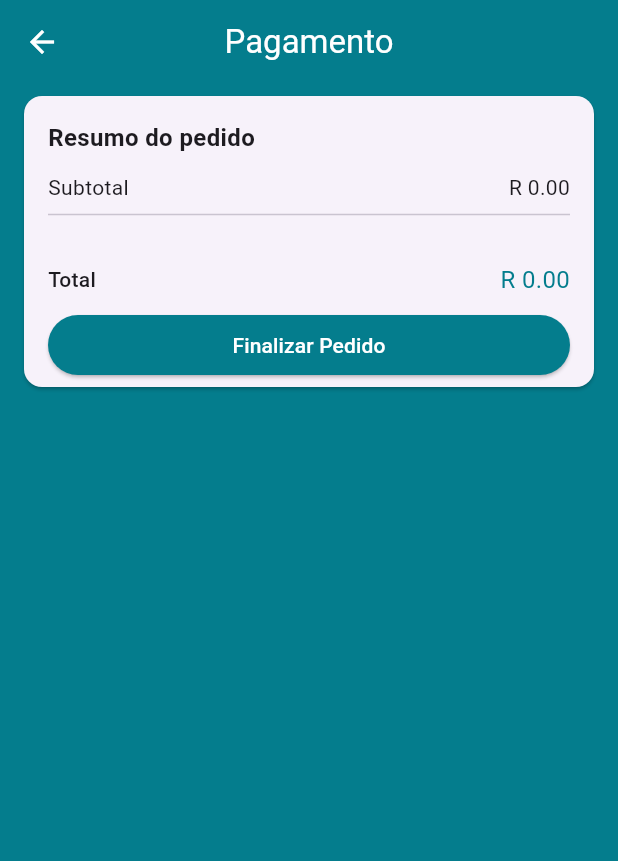
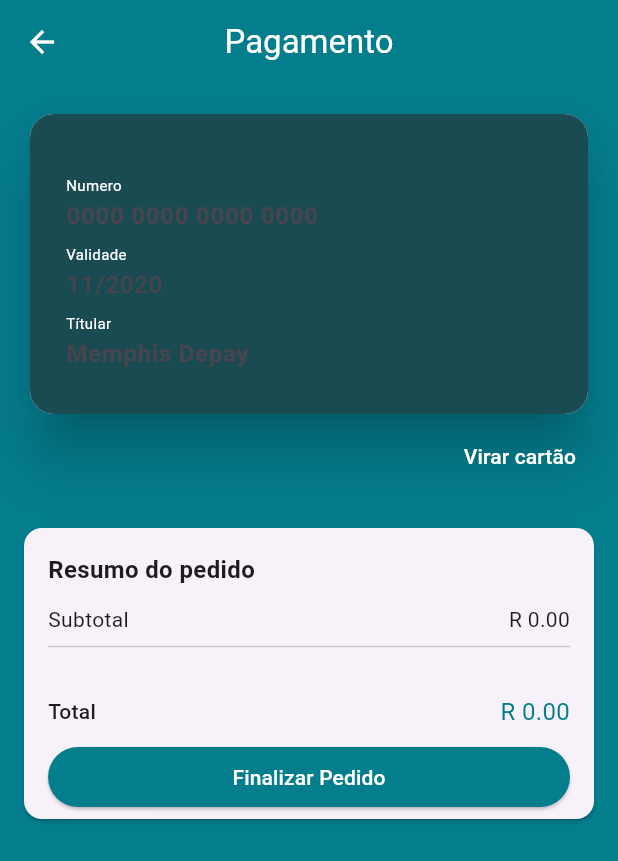
Before and after one commit to Luiz-fss/loja_virtual_completa, a Flutter app: the CheckoutScreen screen opened by its route, on a phone screen of 412 x 824 dp. Shown: the top 861 px of the screen. Run offline on Flutter 3.47's test engine with Material 3 defaults, Android fonts, the phone set to English and light mode, and no system bars; drawn by our look-alikes of flip_card; our stand-ins replace banner_carousel, brasil_fields, cloud_firestore, dio, firebase_auth, firebase_core and 8 more; missing offline and left inert: alphabet_list_scroll_view, credit_card_type_detector, saver_gallery; accounts and stored records are empty.

```diff
--- a/lib/screens/checkout/checkout_screen.dart
+++ b/lib/screens/checkout/checkout_screen.dart
@@ -3,12 +3,15 @@
 import 'package:flutter/material.dart';
 import 'package:loja_virtual_completa/models/cart_manager.dart';
 import 'package:loja_virtual_completa/models/checkout-manager.dart';
+import 'package:loja_virtual_completa/screens/checkout/components/credit_card_widget.dart';
 import 'package:provider/provider.dart';
 
 import '../../common/price_card.dart';
 
 class CheckoutScreen extends StatelessWidget {
-  const CheckoutScreen({super.key});
+   CheckoutScreen({super.key});
+
+  final GlobalKey<FormState> formKey = GlobalKey<FormState>();
 
   @override
   Widget build(BuildContext context) {
@@ -47,11 +50,15 @@ class CheckoutScreen extends StatelessWidget {
                 ),
               );
             }
-            return ListView(
+            return Form(
+              key: formKey,
+              child: ListView(
                 children: [
+                  CreditCardWidget(),
                   PriceCard(
                     buttonText: "Finalizar Pedido",
                     onPressed: (){
+                      if(formKey.currentState!.validate()){
                         checkoutManager.checkout(
                             onSuccess: (order){
 
@@ -68,9 +75,12 @@ class CheckoutScreen extends StatelessWidget {
                               Navigator.of(context).popUntil((route)=> route.settings.name == "/cart");
                             }
                         );
+                      }
+
                     },
                   )
                 ],
+              ),
             );
           },
         ),
--- /dev/null
+++ b/lib/screens/checkout/components/card_front.dart
@@ -0,0 +1,109 @@
+import 'package:brasil_fields/brasil_fields.dart';
+import 'package:credit_card_type_detector/credit_card_type_detector.dart';
+import 'package:credit_card_type_detector/models.dart';
+import 'package:flutter/material.dart';
+import 'package:flutter/services.dart';
+import 'package:loja_virtual_completa/screens/checkout/components/card_text_field.dart';
+import 'package:mask_text_input_formatter/mask_text_input_formatter.dart';
+
+class CardFront extends StatelessWidget {
+  final FocusNode nameFocus;
+  final FocusNode numberFocus;
+  final FocusNode dateFocus;
+  final VoidCallback finished;
+   CardFront({super.key, required this.nameFocus, required this.numberFocus, required this.dateFocus, required this.finished});
+
+  final dateFormatter = MaskTextInputFormatter(
+    mask: "##/####",
+    filter: {"#":RegExp("[0-9]")}
+  );
+
+  @override
+  Widget build(BuildContext context) {
+    return  Card(
+      elevation: 16,
+      clipBehavior: Clip.antiAlias,
+      shape: RoundedRectangleBorder(borderRadius: BorderRadius.circular(16)),
+      child: Container(
+        height: 200,
+        padding: const EdgeInsets.all(24),
+        color: const Color(0xff1b4b52),
+        child: Row(
+          children: [
+            Expanded(
+              child: Column(
+                mainAxisAlignment: MainAxisAlignment.end,
+                children: [
+                  CardTextField(
+                    title: "Numero",
+                    focusNode: numberFocus,
+                    onSubmitted: (_){
+                      dateFocus.requestFocus();
+                    },
+                    hint: "0000 0000 0000 0000",
+                    maxLength: 25,
+                    inputFormatters: [
+                      FilteringTextInputFormatter.digitsOnly,
+                      CartaoBancarioInputFormatter()
+                    ],
+                    textInputType: TextInputType.number,
+                    bold: true,
+                    validator: (number){
+                      List<CreditCardType> cardTypes = detectCCType(number ?? "");
+                      if(number == null || number != 19){
+                        return "Inválido";
+                      }else if(cardTypes.isEmpty){
+                        return "Inválido";
+                      }
+                      return null;
+                    },
+                  ),
+                  CardTextField(
+                    onSubmitted: (_){
+                      nameFocus.requestFocus();
+                    },
+                    title: "Validade",
+                    hint: "11/2020",
+                    textInputType: TextInputType.number,
+                    bold: false,
+                    focusNode: dateFocus,
+                    maxLength: 7,
+                    inputFormatters: [
+                      dateFormatter,FilteringTextInputFormatter.digitsOnly,
+                    ],
+                    validator: (date){
+                      if(date ==null || date.length !=7){
+                        return "Inválido";
+                      }
+                      return null;
+                    },
+                  ),
+                  CardTextField(
+                    title: "Títular",
+                    hint: "Memphis Depay",
+                    maxLength: 100,
+                    focusNode: nameFocus,
+                    textInputType: TextInputType.text,
+                    onSubmitted: (_){
+                      finished();
+                    },
+                    validator: (name){
+                      if(name == null || name.isEmpty){
+                        return "Inválido";
+                      }
+                      return null;
+                    },
+                    bold: true,
+                    inputFormatters: [
+
+                    ],
+                  )
+                ],
+              ),
+            )
+          ],
+        ),
+      ),
+    );
+  }
+}
--- /dev/null
+++ b/lib/screens/checkout/components/card_text_field.dart
@@ -0,0 +1,84 @@
+import 'package:flutter/material.dart';
+import 'package:flutter/services.dart';
+
+class CardTextField extends StatelessWidget {
+  final String title;
+  final bool bold;
+  final String hint;
+  final TextInputType textInputType;
+  final List<TextInputFormatter> inputFormatters;
+  final FormFieldValidator<String> validator;
+  final int maxLength;
+  final TextAlign textAlign;
+  final FocusNode focusNode;
+  final Function(String) onSubmitted;
+
+  const CardTextField(
+      {super.key,
+      required this.title,
+      required this.bold,
+      required this.hint,
+      required this.textInputType,
+      required this.inputFormatters,
+        required this.validator,
+        required this.maxLength,
+         this.textAlign = TextAlign.start, required this.focusNode, required this.onSubmitted});
+
+  @override
+  Widget build(BuildContext context) {
+    return FormField<String>(
+      initialValue: "",
+      validator: validator,
+      builder: (state){
+
+        return Padding(
+          padding: const EdgeInsets.symmetric(vertical: 2),
+          child: Column(
+            crossAxisAlignment: CrossAxisAlignment.start,
+            children: [
+              Row(
+                children: [
+                  Text(
+                    title,
+                    style: const TextStyle(
+                        fontWeight: FontWeight.w400, color: Colors.white, fontSize: 10),
+                  ),
+                  if(state.hasError)
+                    const Text(
+                      "Inválido",
+                      style: TextStyle(
+                        color: Colors.red,
+                        fontSize: 9
+                      ),
+                    ),
+                ],
+              ),
+              TextFormField(
+                style: TextStyle(
+                    color: Colors.white,
+                    fontWeight: bold ? FontWeight.bold : FontWeight.w500),
+                decoration: InputDecoration(
+                    hintText: hint,
+                    helperStyle: TextStyle(
+                      color: Colors.white.withAlpha(100),
+                    ),
+                    counterText: "",
+                    border: InputBorder.none,
+                    isDense: true,
+                    contentPadding: const EdgeInsets.symmetric(vertical: 2)),
+                keyboardType: textInputType,
+                inputFormatters: inputFormatters,
+                cursorColor: Colors.white,
+                onChanged: (text){
+                  state.didChange(text);
+                },
+                focusNode: focusNode,
+                onFieldSubmitted: onSubmitted,
+              )
+            ],
+          ),
+        );
+      },
+    );
+  }
+}
--- /dev/null
+++ b/lib/screens/checkout/components/credit_card_widget.dart
@@ -0,0 +1,56 @@
+import 'package:flip_card/flip_card.dart';
+import 'package:flutter/material.dart';
+import 'package:loja_virtual_completa/screens/checkout/components/card_back.dart';
+import 'package:loja_virtual_completa/screens/checkout/components/card_front.dart';
+
+class CreditCardWidget extends StatelessWidget {
+  CreditCardWidget({super.key});
+
+  final GlobalKey<FlipCardState> cardKey = GlobalKey<FlipCardState>();
+
+  final numberFocus = FocusNode();
+  final cvvFocus = FocusNode();
+  final nameFocus = FocusNode();
+  final dateFocus = FocusNode();
+
+  @override
+  Widget build(BuildContext context) {
+    return Padding(
+      padding: const EdgeInsets.all(16),
+      child: Column(
+        crossAxisAlignment: CrossAxisAlignment.end,
+        children: [
+          FlipCard(
+            key: cardKey,
+            direction: FlipDirection.HORIZONTAL,
+            speed: 700,
+            flipOnTouch: false,
+            front: CardFront(
+              numberFocus: numberFocus,
+              dateFocus: dateFocus,
+              nameFocus: nameFocus,
+              finished: (){
+                cardKey.currentState!.toggleCard();
+                cvvFocus.requestFocus();
+              },
+            ),
+            back: CardBack(
+              cvvFocus:cvvFocus
+            ),
+          ),
+          TextButton(
+            onPressed: (){
+              cardKey.currentState!.toggleCard();
+            },
+            child: const Text(
+              "Virar cartão",
+              style: TextStyle(
+                color: Colors.white
+              ),
+            ),
+          )
+        ],
+      ),
+    );
+  }
+}
--- a/pubspec.yaml
+++ b/pubspec.yaml
@@ -43,6 +43,9 @@ dependencies:
   screenshot: ^3.0.0
   saver_gallery: ^4.0.1
   flutter_signin_button: ^2.0.0
+  flip_card: ^0.7.0
+  mask_text_input_formatter: ^2.9.0
+  credit_card_type_detector: ^3.0.0
   provider: ^6.0.5
   banner_carousel: ^1.2.1
   flutter_staggered_grid_view: ^0.4.0
```
Also changed, not shown: lib/screens/checkout/components/card_back.dart (added, +64 -0 lines), pubspec.lock. Lines whose indentation alone changed are shown as unchanged.
